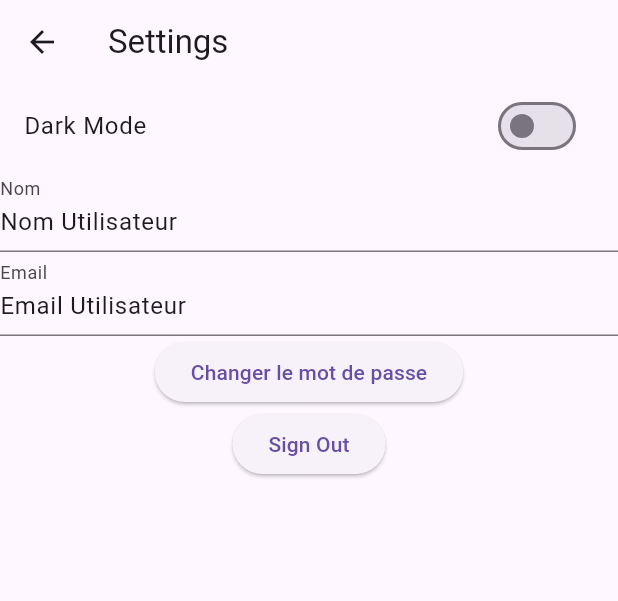
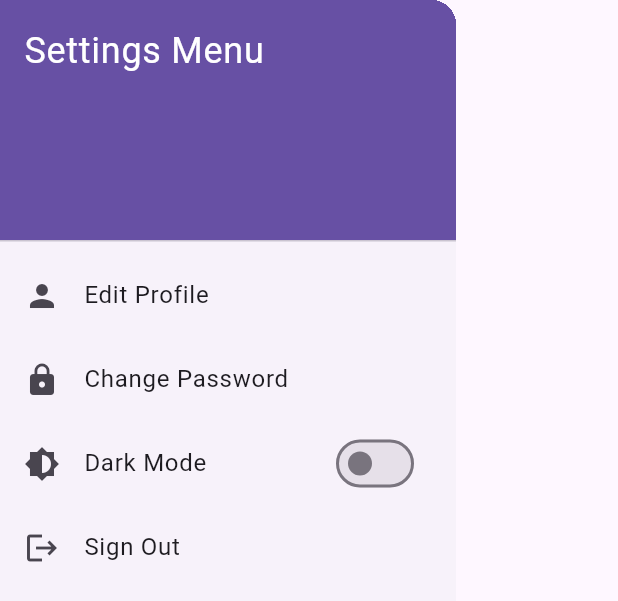
Before and after one commit to oussama12DEV/LangVerse, a Flutter app: the SettingsPage widget shown alone on an empty page, opened directly, on a phone screen of 412 x 824 dp. Shown: the top 601 px of the screen. Run offline on Flutter 3.47's test engine with Material 3 defaults, Android fonts, the phone set to English and light mode, and no system bars; our stand-ins replace cloud_firestore, firebase_auth, firebase_core, fluttertoast, font_awesome_flutter; accounts and stored records are empty.

Commit message:
Add settings page and update home page

```diff
--- a/lib/pages/login_page.dart
+++ b/lib/pages/login_page.dart
@@ -2,6 +2,7 @@ import 'package:flutter/material.dart';
 import 'package:fluttertoast/fluttertoast.dart';
 import 'package:font_awesome_flutter/font_awesome_flutter.dart';
 import 'package:langverse/pages/home_page.dart';
+import 'package:langverse/pages/settings_page.dart';
 import 'package:langverse/preferences/theme_provider.dart';
 import 'package:langverse/services/auth_service.dart';
 import 'package:provider/provider.dart';
--- a/lib/pages/settings_page.dart
+++ b/lib/pages/settings_page.dart
@@ -1,4 +1,3 @@
-// Import necessary packages
 import 'package:flutter/material.dart';
 import 'package:langverse/services/auth_service.dart';
 import 'package:provider/provider.dart';
@@ -8,50 +7,127 @@ class SettingsPage extends StatelessWidget {
   @override
   Widget build(BuildContext context) {
     final themeProvider = Provider.of<DarkThemeProvider>(context);
-    return Scaffold(
-      appBar: AppBar(
-        title: const Text('Settings'),
-      ),
-      body: SingleChildScrollView(
-        // Utiliser SingleChildScrollView pour permettre le défilement
-        child: Column(
-          children: [
-            SwitchListTile(
-              title: const Text('Dark Mode'),
+    return Drawer(
+      child: ListView(
+        padding: EdgeInsets.zero,
+        children: <Widget>[
+          DrawerHeader(
+            decoration: BoxDecoration(
+              color: Theme.of(context).primaryColor,
+            ),
+            child: Text(
+              'Settings Menu',
+              style: TextStyle(
+                color: Colors.white,
+                fontSize: 24,
+              ),
+            ),
+          ),
+          ListTile(
+            leading: Icon(Icons.person),
+            title: Text('Edit Profile'),
+            onTap: () {
+              Navigator.push(
+                context,
+                MaterialPageRoute(builder: (context) => EditProfilePage()),
+              );
+            },
+          ),
+          ListTile(
+            leading: Icon(Icons.lock),
+            title: Text('Change Password'),
+            onTap: () {
+              Navigator.push(
+                context,
+                MaterialPageRoute(builder: (context) => ChangePasswordPage()),
+              );
+            },
+          ),
+          ListTile(
+            leading: Icon(Icons.brightness_6),
+            title: Text('Dark Mode'),
+            trailing: Switch(
               value: themeProvider.darkTheme,
               onChanged: (bool value) {
                 themeProvider.darkTheme = value;
               },
             ),
+          ),
+          ListTile(
+            leading: Icon(Icons.logout),
+            title: Text('Sign Out'),
+            onTap: () async {
+              await AuthService().signOut();
+              Navigator.pushReplacementNamed(context, '/login');
+            },
+          ),
+        ],
+      ),
+    );
+  }
+}
+
+class EditProfilePage extends StatefulWidget {
+  @override
+  _EditProfilePageState createState() => _EditProfilePageState();
+}
+
+class _EditProfilePageState extends State<EditProfilePage> {
+  // Placeholder variables to hold user information
+  String userName = 'Nom Utilisateur';
+  String userEmail = 'Email Utilisateur';
+
+  // Controllers for text fields
+  final TextEditingController _nameController = TextEditingController();
+  final TextEditingController _emailController = TextEditingController();
+
+  @override
+  void initState() {
+    super.initState();
+    // Initialize with current user data
+    // Example values; replace with actual user data retrieval logic
+    _nameController.text = userName;
+    _emailController.text = userEmail;
+  }
+
+  void _saveChanges() {
+    setState(() {
+      userName = _nameController.text;
+      userEmail = _emailController.text;
+    });
+    // Logic to save changes to the database
+    // For example:
+    // AuthService().updateUserName(userName);
+    // AuthService().updateUserEmail(userEmail);
+  }
+
+  @override
+  Widget build(BuildContext context) {
+    return Scaffold(
+      appBar: AppBar(
+        title: const Text('Edit Profile'),
+      ),
+      body: Padding(
+        padding: const EdgeInsets.all(16.0),
+        child: Column(
+          children: [
             TextFormField(
-              initialValue:
-                  'Nom Utilisateur', // Remplacer par la valeur dynamique
+              controller: _nameController,
               decoration: const InputDecoration(
                 labelText: 'Nom',
               ),
-              readOnly: true, // Rendre le champ en lecture seule
             ),
+            SizedBox(height: 16.0),
             TextFormField(
-              initialValue:
-                  'Email Utilisateur', // Remplacer par la valeur dynamique
+              controller: _emailController,
               decoration: const InputDecoration(
                 labelText: 'Email',
               ),
-              readOnly: true, // Rendre le champ en lecture seule
             ),
+            SizedBox(height: 32.0),
             ElevatedButton(
-              onPressed: () {
-                // Logique pour changer le mot de passe
-              },
-              child: const Text('Changer le mot de passe'),
-            ),
-            const Spacer(), // Utiliser Spacer pour pousser le contenu vers le haut
-            ElevatedButton(
-              onPressed: () async {
-                await AuthService().signOut();
-                Navigator.pushReplacementNamed(context, '/login');
-              },
-              child: const Text('Sign Out'),
+              onPressed: _saveChanges,
+              child: const Text('Save Changes'),
             ),
           ],
         ),
@@ -59,3 +135,22 @@ class SettingsPage extends StatelessWidget {
     );
   }
 }
+
+class ChangePasswordPage extends StatelessWidget {
+  @override
+  Widget build(BuildContext context) {
+    return Scaffold(
+      appBar: AppBar(
+        title: const Text('Change Password'),
+      ),
+      body: Center(
+        child: ElevatedButton(
+          onPressed: () {
+            // Logic to change the password
+          },
+          child: const Text('Change Password'),
+        ),
+      ),
+    );
+  }
+}
```
Also changed, not shown: lib/pages/home_page.dart (+13 -9 lines).
